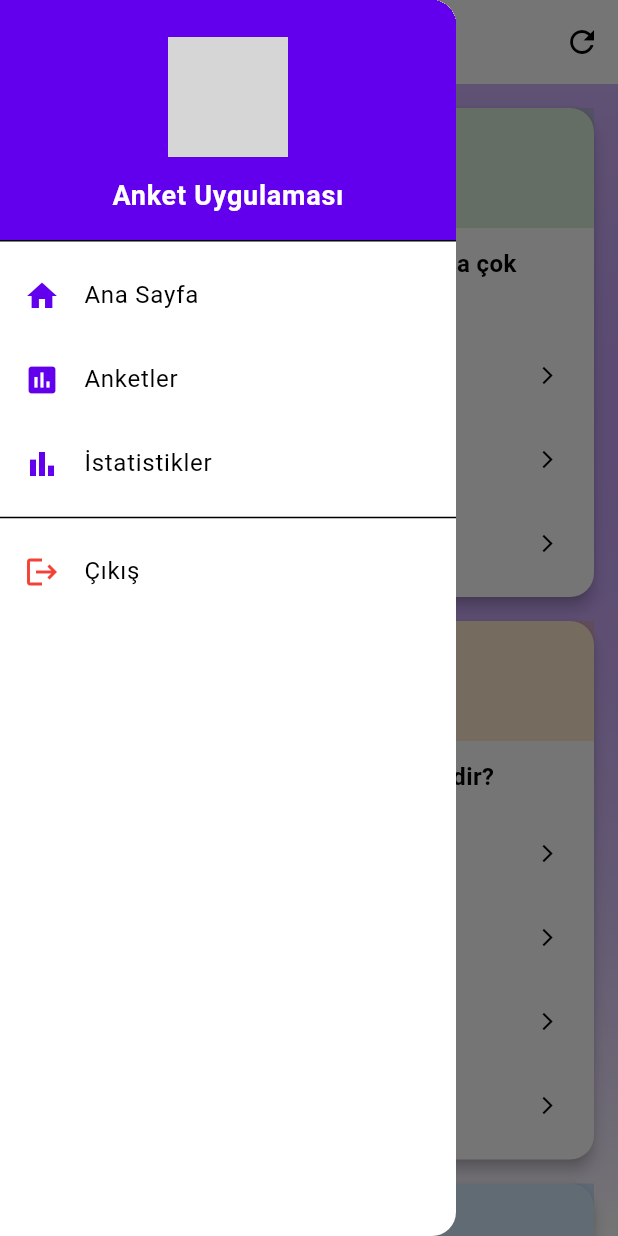
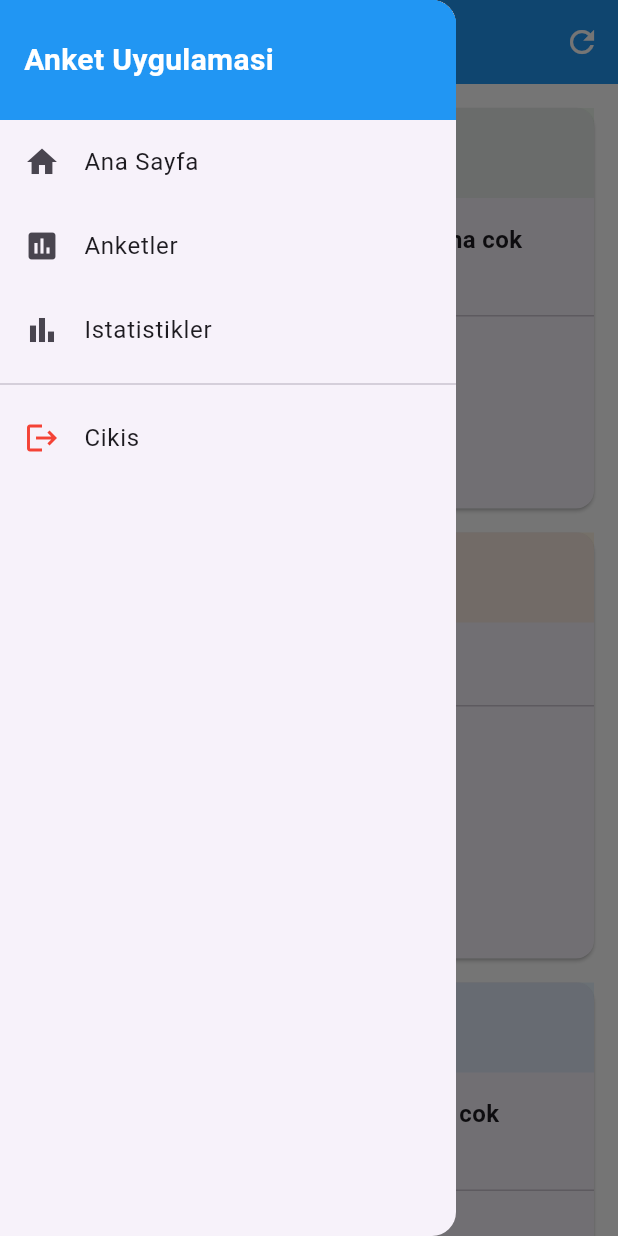
Before and after one commit to Cazi-r/Vote_app, a Flutter app: the SurveyPage screen opened by its route, with the side drawer open, on a phone screen of 412 x 824 dp. Run offline on Flutter 3.47's test engine with Material 3 defaults, Android fonts, the phone set to English and light mode, and no system bars; our stand-ins replace shared_preferences; accounts and stored records are empty; network calls fail; grey boxes are pictures that could not be loaded.

Commit message:
basitleştirilmiş

```diff
--- a/lib/screens/survey_page.dart
+++ b/lib/screens/survey_page.dart
@@ -1,7 +1,6 @@
 import 'package:flutter/material.dart';
 import 'package:vote_app/widgets/custom_drawer.dart';
 import 'package:shared_preferences/shared_preferences.dart';
-import 'package:vote_app/theme/app_theme.dart';
 
 class SurveyPage extends StatefulWidget {
   @override
@@ -11,31 +10,31 @@ class SurveyPage extends StatefulWidget {
 class _SurveyPageState extends State<SurveyPage> {
   List<Map<String, dynamic>> surveys = [
     {
-      'question': 'Aşağıdaki meyvelerden hangisini daha çok seversiniz?',
-      'options': ['Elma', 'Muz', 'Çilek'],
+      'question': 'Asagidaki meyvelerden hangisini daha cok seversiniz?',
+      'options': ['Elma', 'Muz', 'Cilek'],
       'votes': [0, 0, 0],
       'voted': false,
+      'selectedOption': null,
       'icon': Icons.food_bank,
       'color': Colors.green,
-      'selectedOption': null,
     },
     {
-      'question': 'En sevdiğiniz mevsim hangisidir?',
-      'options': ['İlkbahar', 'Yaz', 'Sonbahar', 'Kış'],
+      'question': 'En sevdiginiz mevsim hangisidir?',
+      'options': ['Ilkbahar', 'Yaz', 'Sonbahar', 'Kis'],
       'votes': [0, 0, 0, 0],
       'voted': false,
-      'icon': Icons.palette,
+      'selectedOption': null,
+      'icon': Icons.wb_sunny,
       'color': Colors.orange,
-      'selectedOption': null,
     },
     {
-      'question': 'Aşağıdaki sporlardan hangisini daha çok seversiniz?',
+      'question': 'Asagidaki sporlardan hangisini daha cok seversiniz?',
       'options': ['Futbol', 'Basketbol'],
       'votes': [0, 0],
       'voted': false,
+      'selectedOption': null,
       'icon': Icons.sports_soccer,
       'color': Colors.blue,
-      'selectedOption': null,
     },
   ];
 
@@ -105,13 +104,10 @@ class _SurveyPageState extends State<SurveyPage> {
         ],
       ),
       drawer: CustomDrawer(),
-      body: Container(
-        decoration: AppTheme.gradientBackground(context),
-        child: ListView.builder(
-          padding: EdgeInsets.all(16),
-          itemCount: surveys.length,
-          itemBuilder: (context, index) => _buildSurveyCard(index),
-        ),
+      body: ListView.builder(
+        padding: EdgeInsets.all(16),
+        itemCount: surveys.length,
+        itemBuilder: (context, index) => _buildSurveyCard(index),
       ),
     );
   }
@@ -122,30 +118,37 @@ class _SurveyPageState extends State<SurveyPage> {
 
     return Card(
       margin: EdgeInsets.only(bottom: 16),
-      elevation: 4,
-      shape: RoundedRectangleBorder(borderRadius: BorderRadius.circular(16)),
       child: Column(
+        crossAxisAlignment: CrossAxisAlignment.start,
         children: [
-
+          // Ikon bölümü
           Container(
-            height: 80,
-            color: survey['color'].withOpacity(0.2),
+            height: 60,
+            color: survey['color'].withOpacity(0.1),
             child: Center(
-              child: Icon(survey['icon'], size: 50, color: survey['color']),
+              child: Icon(
+                survey['icon'],
+                size: 30,
+                color: survey['color']
+              ),
             ),
           ),
 
+          // Anket sorusu
           Padding(
-            padding: EdgeInsets.all(12),
+            padding: EdgeInsets.all(16),
             child: Text(
               survey['question'],
               style: TextStyle(fontSize: 16, fontWeight: FontWeight.bold),
             ),
           ),
 
+          Divider(height: 1),
+
+          // Secenekler
           ...List.generate(
             survey['options'].length,
-            (optionIndex) => _buildOptionTile(surveyIndex, optionIndex, hasVoted),
+            (optionIndex) => _buildOptionItem(surveyIndex, optionIndex, hasVoted),
           ),
 
           SizedBox(height: 8),
@@ -154,28 +157,43 @@ class _SurveyPageState extends State<SurveyPage> {
     );
   }
 
-  Widget _buildOptionTile(int surveyIndex, int optionIndex, bool hasVoted) {
+  Widget _buildOptionItem(int surveyIndex, int optionIndex, bool hasVoted) {
     final survey = surveys[surveyIndex];
     final option = survey['options'][optionIndex];
     final isSelected = survey['selectedOption'] == optionIndex;
 
-    return ListTile(
-      title: Text(
-        option,
-        style: TextStyle(
-          color: hasVoted ? Colors.grey : Colors.black87,
+    return InkWell(
+      onTap: hasVoted ? null : () => vote(surveyIndex, optionIndex),
+      child: Padding(
+        padding: EdgeInsets.symmetric(vertical: 8, horizontal: 16),
+        child: Row(
+          children: [
+            // Secim ikonu
+            hasVoted
+              ? Icon(
+                  isSelected ? Icons.check_circle : Icons.circle_outlined,
+                  color: isSelected ? survey['color'] : Colors.grey,
+                )
+              : Icon(Icons.radio_button_unchecked),
+
+            SizedBox(width: 16),
+
+            // Secenek metni
+            Text(
+              option,
+              style: TextStyle(
+                color: hasVoted && !isSelected ? Colors.grey : Colors.black,
+              ),
+            ),
+
+            // Oy sayisi
+            if (hasVoted) ...[
+              Spacer(),
+              Text('${survey['votes'][optionIndex]} oy'),
+            ],
+          ],
         ),
       ),
-      leading: hasVoted
-          ? Icon(
-              isSelected ? Icons.check_circle : Icons.circle_outlined,
-              color: isSelected ? survey['color'] : Colors.grey,
-            )
-          : null,
-      trailing: hasVoted
-          ? Text('${survey['votes'][optionIndex]} oy')
-          : Icon(Icons.arrow_forward_ios, size: 14),
-      onTap: hasVoted ? null : () => vote(surveyIndex, optionIndex),
     );
   }
 }
--- a/lib/theme/app_theme.dart
+++ b/lib/theme/app_theme.dart
@@ -1,58 +1,32 @@
 import 'package:flutter/material.dart';
 
 class AppTheme {
-  static const Color primaryColor = Color(0xFF6200EE);
-  static const Color secondaryColor = Color(0xFF03DAC6);
-
-  static BoxDecoration gradientBackground(BuildContext context) {
-    return BoxDecoration(
-      gradient: LinearGradient(
-        begin: Alignment.topCenter,
-        end: Alignment.bottomCenter,
-        colors: [
-          primaryColor.withOpacity(0.3),
-          Colors.white,
-        ],
-      ),
-    );
-  }
+  static const Color primaryColor = Colors.blue;
 
   static ThemeData get theme => ThemeData(
     primaryColor: primaryColor,
-    colorScheme: ColorScheme.light(
-      primary: primaryColor,
-      secondary: secondaryColor,
-    ),
+    scaffoldBackgroundColor: Colors.white,
 
     appBarTheme: AppBarTheme(
-      color: Colors.white,
-      elevation: 0,
+      backgroundColor: primaryColor,
+      foregroundColor: Colors.white,
     ),
 
     elevatedButtonTheme: ElevatedButtonThemeData(
       style: ElevatedButton.styleFrom(
         backgroundColor: primaryColor,
         foregroundColor: Colors.white,
-        padding: EdgeInsets.symmetric(horizontal: 20, vertical: 12),
-        shape: RoundedRectangleBorder(
-          borderRadius: BorderRadius.circular(8),
-        ),
       ),
     ),
 
     cardTheme: CardTheme(
-      elevation: 2,
-      shape: RoundedRectangleBorder(
-        borderRadius: BorderRadius.circular(8),
-      ),
+      elevation: 1,
     ),
 
     inputDecorationTheme: InputDecorationTheme(
       border: OutlineInputBorder(
         borderRadius: BorderRadius.circular(8),
       ),
-      filled: true,
-      fillColor: Colors.grey[100],
     ),
   );
 }
--- a/lib/widgets/custom_drawer.dart
+++ b/lib/widgets/custom_drawer.dart
@@ -1,64 +1,55 @@
 import 'package:flutter/material.dart';
-import '../theme/app_theme.dart';
 
 class CustomDrawer extends StatelessWidget {
-  final String logoUrl = 'https://cdn-icons-png.flaticon.com/512/1902/1902201.png';
-
   @override
   Widget build(BuildContext context) {
     return Drawer(
       child: ListView(
         padding: EdgeInsets.zero,
         children: [
-          DrawerHeader(
-            decoration: BoxDecoration(
-              color: AppTheme.primaryColor,
-            ),
-            child: Column(
-              mainAxisAlignment: MainAxisAlignment.center,
-              children: [
-                Image.network(
-                  logoUrl,
-                  height: 80,
-                  width: 80,
-                  fit: BoxFit.contain,
-                ),
-                SizedBox(height: 12),
-                Text(
-                  'Anket Uygulaması',
-                  style: TextStyle(
-                    color: Colors.white,
-                    fontSize: 18,
-                    fontWeight: FontWeight.bold,
-                  ),
-                ),
-              ],
+          // Baslik alani
+          Container(
+            height: 80,
+            padding: EdgeInsets.symmetric(horizontal: 16),
+            color: Colors.blue,
+            alignment: Alignment.centerLeft,
+            child: Text(
+              'Anket Uygulamasi',
+              style: TextStyle(
+                color: Colors.white,
+                fontSize: 20,
+                fontWeight: FontWeight.bold,
+              ),
             ),
           ),
 
+          // Ana sayfa
           ListTile(
-            leading: Icon(Icons.home, color: AppTheme.primaryColor),
+            leading: Icon(Icons.home),
             title: Text('Ana Sayfa'),
             onTap: () => Navigator.pushReplacementNamed(context, '/home'),
           ),
 
+          // Anketler
           ListTile(
-            leading: Icon(Icons.poll, color: AppTheme.primaryColor),
+            leading: Icon(Icons.poll),
             title: Text('Anketler'),
             onTap: () => Navigator.pushReplacementNamed(context, '/survey'),
           ),
 
+          // Istatistikler
           ListTile(
-            leading: Icon(Icons.bar_chart, color: AppTheme.primaryColor),
-            title: Text('İstatistikler'),
+            leading: Icon(Icons.bar_chart),
+            title: Text('Istatistikler'),
             onTap: () => Navigator.pushReplacementNamed(context, '/statistics'),
           ),
 
           Divider(),
 
+          // Cikis
           ListTile(
             leading: Icon(Icons.logout, color: Colors.red),
-            title: Text('Çıkış'),
+            title: Text('Cikis'),
             onTap: () => Navigator.pushReplacementNamed(context, '/'),
           ),
         ],
```
Also changed, not shown: lib/screens/home_page.dart (+65 -64 lines), lib/screens/login_page.dart (+30 -39 lines), lib/screens/statistics_page.dart (+32 -63 lines), 12 other files.
